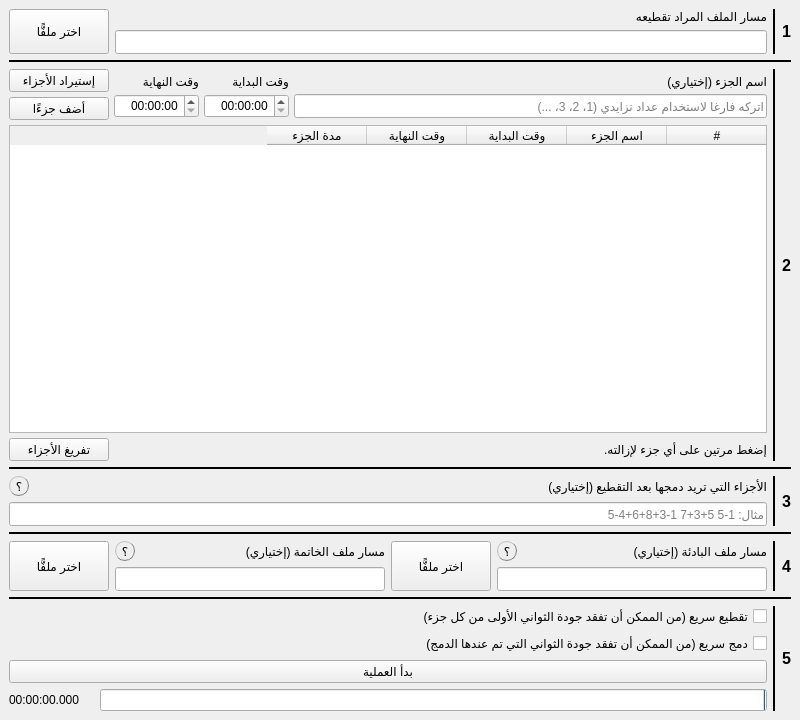
First picture: the form in windows/main_window.ui, repository ieasybooks/taqtie, before the edit.
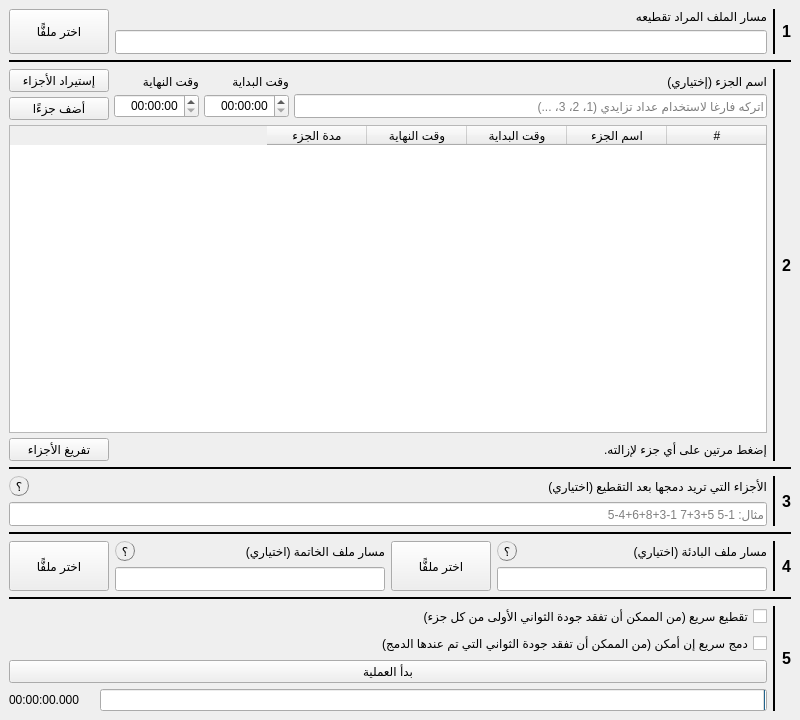
Second picture: the form after the edit.

What changed in the file:
```diff
--- a/windows/main_window.ui
+++ b/windows/main_window.ui
@@ -553,7 +553,7 @@
              <number>1</number>
             </property>
             <property name="text">
-             <string>الأجزاء التي تريد دمجها بعد التقطيع (إختياري)</string>
+             <string>الأجزاء التي تريد دمجها بعد التقطيع (اختياري)</string>
             </property>
            </widget>
           </item>
@@ -691,7 +691,7 @@
              <number>1</number>
             </property>
             <property name="text">
-             <string>مسار ملف البادئة (إختياري)</string>
+             <string>مسار ملف البادئة (اختياري)</string>
             </property>
            </widget>
           </item>
@@ -809,7 +809,7 @@
              </sizepolicy>
             </property>
             <property name="text">
-             <string>مسار ملف الخاتمة (إختياري)</string>
+             <string>مسار ملف الخاتمة (اختياري)</string>
             </property>
            </widget>
           </item>
@@ -986,7 +986,7 @@
              <enum>Qt::RightToLeft</enum>
             </property>
             <property name="text">
-             <string>دمج سريع (من الممكن أن تفقد جودة الثواني التي تم عندها الدمج)</string>
+             <string>دمج سريع إن أمكن (من الممكن أن تفقد جودة الثواني التي تم عندها الدمج)</string>
             </property>
            </widget>
           </item>
```
Left out of the diff: 6 changed lines with no effect on the pictures.
